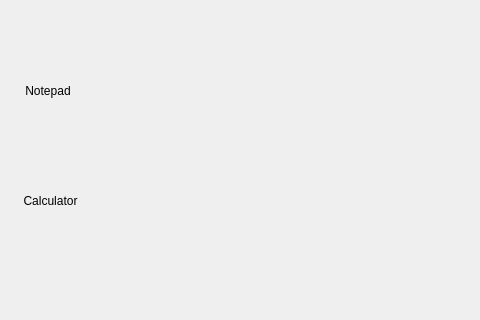
The window that Main.ui (Neutrovertido/DearthOS) describes before a commit, drawn with Qt 5; both pictures show x 0 to 480 and y 0 to 320 of the 1280 by 720 pixel window.
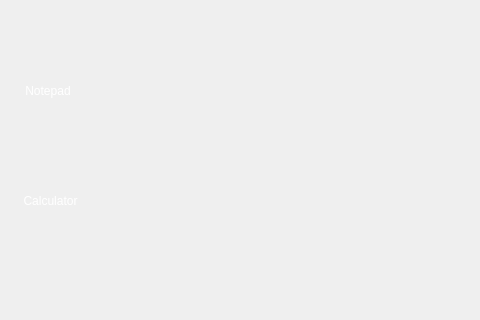
The same window after the commit. Icons and pictures are not drawn.

Commit message: Font color correction

The edit to the form file:
```diff
--- a/Main.ui
+++ b/Main.ui
@@ -44,6 +44,9 @@
       <height>22</height>
      </rect>
     </property>
+    <property name="styleSheet">
+     <string notr="true">color: #ffffff;</string>
+    </property>
     <property name="text">
      <string>Notepad</string>
     </property>
@@ -60,6 +63,9 @@
       <height>22</height>
      </rect>
     </property>
+    <property name="styleSheet">
+     <string notr="true">color: #ffffff;</string>
+    </property>
     <property name="text">
      <string>Calculator</string>
     </property>
```
The commit also changes 1 other file.
